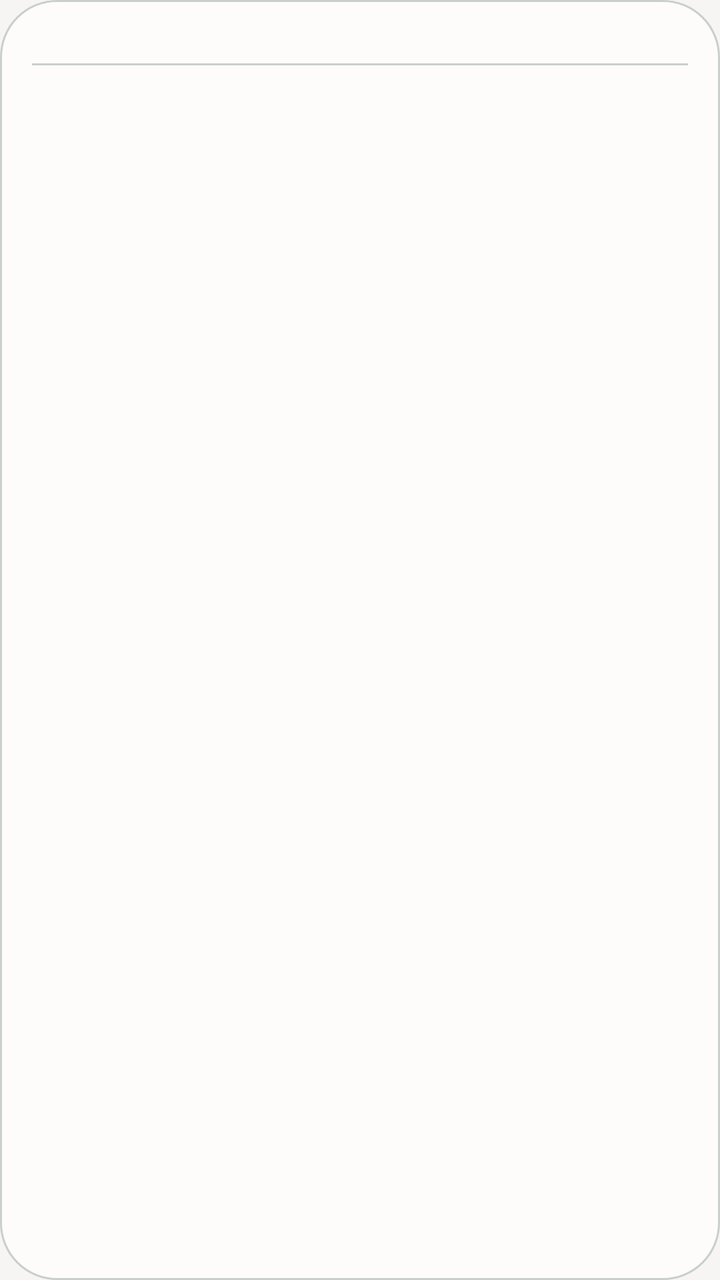
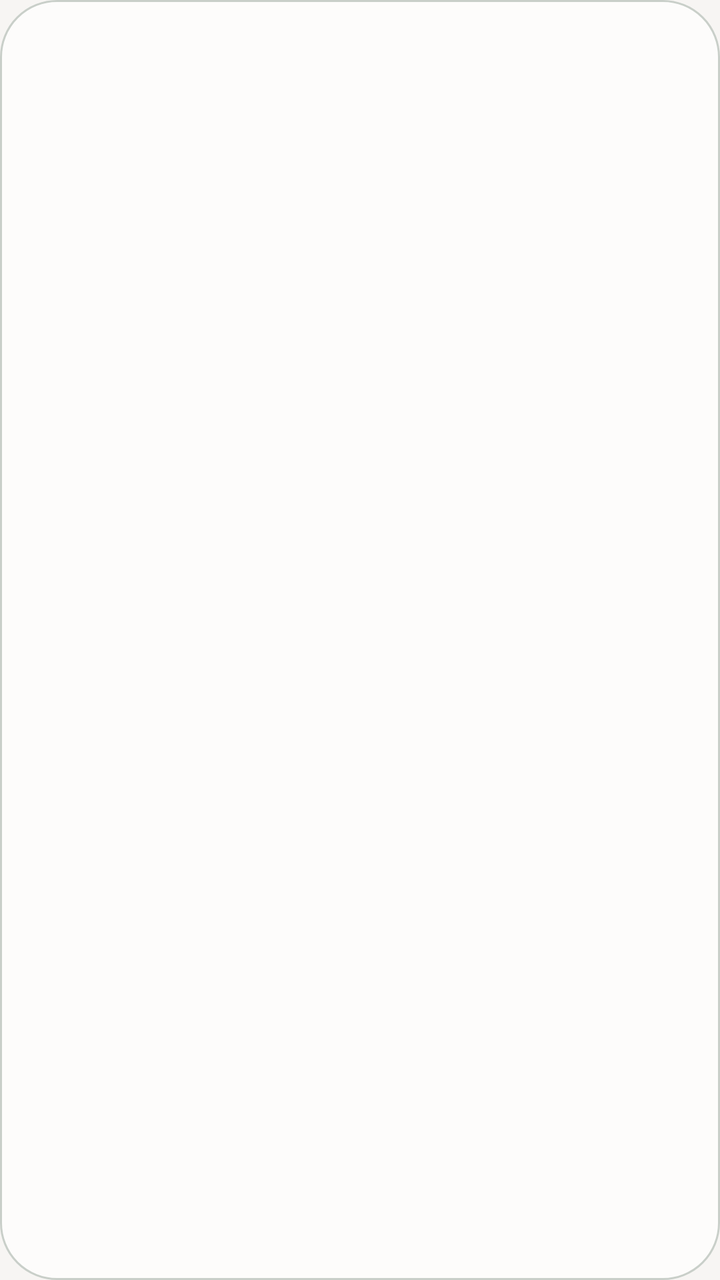

An Android layout rendered at two revisions. The XML below is the earlier revision; the diff shows what the commit changed to produce the second picture.
<!-- AndroidManifest.xml: application theme Theme.SajdaTime -->
<!-- res/layout/widget_today.xml -->
<?xml version="1.0" encoding="utf-8"?>
<LinearLayout xmlns:android="http://schemas.android.com/apk/res/android"
    android:id="@+id/widget_root"
    android:layout_width="match_parent"
    android:layout_height="match_parent"
    android:background="@drawable/widget_background"
    android:orientation="vertical"
    android:paddingStart="8dp"
    android:paddingTop="10dp"
    android:paddingEnd="8dp"
    android:paddingBottom="10dp">

    <LinearLayout
        android:layout_width="match_parent"
        android:layout_height="wrap_content"
        android:gravity="center_vertical"
        android:orientation="horizontal"
        android:paddingStart="8dp"
        android:paddingEnd="8dp">

        <TextView
            android:id="@+id/widget_next_line"
            android:layout_width="0dp"
            android:layout_height="wrap_content"
            android:layout_weight="1"
            android:ellipsize="end"
            android:importantForAccessibility="no"
            android:maxLines="1"
            android:textAlignment="viewStart"
            android:textColor="@color/widget_primary"
            android:textSize="13sp"
            android:textStyle="bold" />

        <Chronometer
            android:id="@+id/widget_countdown"
            android:layout_width="wrap_content"
            android:layout_height="wrap_content"
            android:importantForAccessibility="no"
            android:textColor="@color/widget_primary"
            android:textSize="13sp"
            android:visibility="gone" />
    </LinearLayout>

    <View
        android:layout_width="match_parent"
        android:layout_height="1dp"
        android:layout_marginStart="8dp"
        android:layout_marginTop="4dp"
        android:layout_marginEnd="8dp"
        android:layout_marginBottom="4dp"
        android:background="@color/widget_outline_variant"
        android:importantForAccessibility="no" />

    <LinearLayout
        android:id="@+id/widget_row_fajr"
        android:layout_width="match_parent"
        android:layout_height="wrap_content"
        android:background="@drawable/widget_row_plain"
        android:gravity="center_vertical"
        android:orientation="horizontal"
        android:paddingStart="8dp"
        android:paddingTop="2dp"
        android:paddingEnd="8dp"
        android:paddingBottom="2dp">

        <TextView
            android:id="@+id/widget_name_fajr"
            android:layout_width="wrap_content"
            android:layout_height="wrap_content"
            android:importantForAccessibility="no"
            android:maxLines="1"
            android:textAlignment="viewStart"
            android:textColor="@color/widget_on_surface"
            android:textSize="13sp" />

        
        <TextView
            android:id="@+id/widget_label_fajr"
            android:layout_width="0dp"
            android:layout_height="wrap_content"
            android:layout_marginStart="8dp"
            android:layout_marginEnd="8dp"
            android:layout_weight="1"
            android:ellipsize="end"
            android:importantForAccessibility="no"
            android:maxLines="1"
            android:textAlignment="viewStart"
            android:textColor="@color/widget_on_surface_variant"
            android:textSize="10sp" />

        <TextView
            android:id="@+id/widget_time_fajr"
            android:layout_width="wrap_content"
            android:layout_height="wrap_content"
            android:fontFeatureSettings="tnum"
            android:importantForAccessibility="no"
            android:maxLines="1"
            android:textAlignment="viewEnd"
            android:textColor="@color/widget_on_surface"
            android:textSize="13sp" />
    </LinearLayout>

    <LinearLayout
        android:id="@+id/widget_row_sunrise"
        android:layout_width="match_parent"
        android:layout_height="wrap_content"
        android:background="@drawable/widget_row_plain"
        android:gravity="center_vertical"
        android:orientation="horizontal"
        android:paddingStart="8dp"
        android:paddingTop="2dp"
        android:paddingEnd="8dp"
        android:paddingBottom="2dp">

        <TextView
            android:id="@+id/widget_name_sunrise"
            android:layout_width="wrap_content"
            android:layout_height="wrap_content"
            android:importantForAccessibility="no"
            android:maxLines="1"
            android:textAlignment="viewStart"
            android:textColor="@color/widget_on_surface_variant"
            android:textSize="13sp" />

        <TextView
            android:id="@+id/widget_label_sunrise"
            android:layout_width="0dp"
            android:layout_height="wrap_content"
            android:layout_marginStart="8dp"
            android:layout_marginEnd="8dp"
            android:layout_weight="1"
            android:ellipsize="end"
            android:importantForAccessibility="no"
            android:maxLines="1"
            android:textAlignment="viewStart"
            android:textColor="@color/widget_on_surface_variant"
            android:textSize="10sp" />

        <TextView
            android:id="@+id/widget_time_sunrise"
            android:layout_width="wrap_content"
            android:layout_height="wrap_content"
            android:fontFeatureSettings="tnum"
            android:importantForAccessibility="no"
            android:maxLines="1"
            android:textAlignment="viewEnd"
            android:textColor="@color/widget_on_surface_variant"
            android:textSize="13sp" />
    </LinearLayout>

    <LinearLayout
        android:id="@+id/widget_row_dhuhr"
        android:layout_width="match_parent"
        android:layout_height="wrap_content"
        android:background="@drawable/widget_row_plain"
        android:gravity="center_vertical"
        android:orientation="horizontal"
        android:paddingStart="8dp"
        android:paddingTop="2dp"
        android:paddingEnd="8dp"
        android:paddingBottom="2dp">

        <TextView
            android:id="@+id/widget_name_dhuhr"
            android:layout_width="wrap_content"
            android:layout_height="wrap_content"
            android:importantForAccessibility="no"
            android:maxLines="1"
            android:textAlignment="viewStart"
            android:textColor="@color/widget_on_surface"
            android:textSize="13sp" />

        <TextView
            android:id="@+id/widget_label_dhuhr"
            android:layout_width="0dp"
            android:layout_height="wrap_content"
            android:layout_marginStart="8dp"
            android:layout_marginEnd="8dp"
            android:layout_weight="1"
            android:ellipsize="end"
            android:importantForAccessibility="no"
            android:maxLines="1"
            android:textAlignment="viewStart"
            android:textColor="@color/widget_on_surface_variant"
            android:textSize="10sp" />

        <TextView
            android:id="@+id/widget_time_dhuhr"
            android:layout_width="wrap_content"
            android:layout_height="wrap_content"
            android:fontFeatureSettings="tnum"
            android:importantForAccessibility="no"
            android:maxLines="1"
            android:textAlignment="viewEnd"
            android:textColor="@color/widget_on_surface"
            android:textSize="13sp" />
    </LinearLayout>

    <LinearLayout
        android:id="@+id/widget_row_asr"
        android:layout_width="match_parent"
        android:layout_height="wrap_content"
        android:background="@drawable/widget_row_plain"
        android:gravity="center_vertical"
        android:orientation="horizontal"
        android:paddingStart="8dp"
        android:paddingTop="2dp"
        android:paddingEnd="8dp"
        android:paddingBottom="2dp">

        <TextView
            android:id="@+id/widget_name_asr"
            android:layout_width="wrap_content"
            android:layout_height="wrap_content"
            android:importantForAccessibility="no"
            android:maxLines="1"
            android:textAlignment="viewStart"
            android:textColor="@color/widget_on_surface"
            android:textSize="13sp" />

        <TextView
            android:id="@+id/widget_label_asr"
            android:layout_width="0dp"
            android:layout_height="wrap_content"
            android:layout_marginStart="8dp"
            android:layout_marginEnd="8dp"
            android:layout_weight="1"
            android:ellipsize="end"
            android:importantForAccessibility="no"
            android:maxLines="1"
            android:textAlignment="viewStart"
            android:textColor="@color/widget_on_surface_variant"
            android:textSize="10sp" />

        <TextView
            android:id="@+id/widget_time_asr"
            android:layout_width="wrap_content"
            android:layout_height="wrap_content"
            android:fontFeatureSettings="tnum"
            android:importantForAccessibility="no"
            android:maxLines="1"
            android:textAlignment="viewEnd"
            android:textColor="@color/widget_on_surface"
            android:textSize="13sp" />
    </LinearLayout>

    <LinearLayout
        android:id="@+id/widget_row_maghrib"
        android:layout_width="match_parent"
        android:layout_height="wrap_content"
        android:background="@drawable/widget_row_plain"
        android:gravity="center_vertical"
        android:orientation="horizontal"
        android:paddingStart="8dp"
        android:paddingTop="2dp"
        android:paddingEnd="8dp"
        android:paddingBottom="2dp">

        <TextView
            android:id="@+id/widget_name_maghrib"
            android:layout_width="wrap_content"
            android:layout_height="wrap_content"
            android:importantForAccessibility="no"
            android:maxLines="1"
            android:textAlignment="viewStart"
            android:textColor="@color/widget_on_surface"
            android:textSize="13sp" />

        <TextView
            android:id="@+id/widget_label_maghrib"
            android:layout_width="0dp"
            android:layout_height="wrap_content"
            android:layout_marginStart="8dp"
            android:layout_marginEnd="8dp"
            android:layout_weight="1"
            android:ellipsize="end"
            android:importantForAccessibility="no"
            android:maxLines="1"
            android:textAlignment="viewStart"
            android:textColor="@color/widget_on_surface_variant"
            android:textSize="10sp" />

        <TextView
            android:id="@+id/widget_time_maghrib"
            android:layout_width="wrap_content"
            android:layout_height="wrap_content"
            android:fontFeatureSettings="tnum"
            android:importantForAccessibility="no"
            android:maxLines="1"
            android:textAlignment="viewEnd"
            android:textColor="@color/widget_on_surface"
            android:textSize="13sp" />
    </LinearLayout>

    <LinearLayout
        android:id="@+id/widget_row_isha"
        android:layout_width="match_parent"
        android:layout_height="wrap_content"
        android:background="@drawable/widget_row_plain"
        android:gravity="center_vertical"
        android:orientation="horizontal"
        android:paddingStart="8dp"
        android:paddingTop="2dp"
        android:paddingEnd="8dp"
        android:paddingBottom="2dp">

        <TextView
            android:id="@+id/widget_name_isha"
            android:layout_width="wrap_content"
            android:layout_height="wrap_content"
            android:importantForAccessibility="no"
            android:maxLines="1"
            android:textAlignment="viewStart"
            android:textColor="@color/widget_on_surface"
            android:textSize="13sp" />

        <TextView
            android:id="@+id/widget_label_isha"
            android:layout_width="0dp"
            android:layout_height="wrap_content"
            android:layout_marginStart="8dp"
            android:layout_marginEnd="8dp"
            android:layout_weight="1"
            android:ellipsize="end"
            android:importantForAccessibility="no"
            android:maxLines="1"
            android:textAlignment="viewStart"
            android:textColor="@color/widget_on_surface_variant"
            android:textSize="10sp" />

        <TextView
            android:id="@+id/widget_time_isha"
            android:layout_width="wrap_content"
            android:layout_height="wrap_content"
            android:fontFeatureSettings="tnum"
            android:importantForAccessibility="no"
            android:maxLines="1"
            android:textAlignment="viewEnd"
            android:textColor="@color/widget_on_surface"
            android:textSize="13sp" />
    </LinearLayout>

    <TextView
        android:id="@+id/widget_footer"
        android:layout_width="match_parent"
        android:layout_height="wrap_content"
        android:layout_marginStart="8dp"
        android:layout_marginEnd="8dp"
        android:ellipsize="end"
        android:importantForAccessibility="no"
        android:maxLines="1"
        android:textAlignment="viewStart"
        android:textColor="@color/widget_on_surface_variant"
        android:textSize="10sp"
        android:visibility="gone" />
</LinearLayout>
<!-- resources referenced by this layout -->
<resources>
  <color name="widget_on_surface">#1B211E</color>
  <color name="widget_on_surface_variant">#5A605C</color>
  <color name="widget_outline_variant">#C9CFC9</color>
  <color name="widget_primary">#0E6B4F</color>
  <!-- drawable widget_background (drawable) -->
  <?xml version="1.0" encoding="utf-8"?>
  <shape xmlns:android="http://schemas.android.com/apk/res/android" android:shape="rectangle">
      <solid android:color="@color/widget_surface" />
      <corners android:radius="@dimen/widget_corner_radius" />
      <stroke android:width="1dp" android:color="@color/widget_outline_variant" />
  </shape>
  <!-- drawable widget_row_plain (drawable) -->
  <?xml version="1.0" encoding="utf-8"?>
  <shape xmlns:android="http://schemas.android.com/apk/res/android" android:shape="rectangle">
      <solid android:color="@android:color/transparent" />
  </shape>
  <style name="Theme.SajdaTime" parent="android:Theme.Material.Light.NoActionBar">
          <item name="android:statusBarColor">@android:color/transparent</item>
          <item name="android:navigationBarColor">@android:color/transparent</item>
          <item name="android:windowBackground">@color/window_background</item>
      </style>
  <color name="widget_surface">#FDFCFB</color>
  <dimen name="widget_corner_radius">16dp</dimen>
  <color name="window_background">#F7F5F3</color>
</resources>

<!-- the commit's change to res/layout/widget_today.xml (unified diff, before → after) -->
@@ -6,50 +6,22 @@
     android:background="@drawable/widget_background"
     android:orientation="vertical"
     android:paddingStart="8dp"
-    android:paddingTop="10dp"
+    android:paddingTop="8dp"
     android:paddingEnd="8dp"
-    android:paddingBottom="10dp">
-
-    <LinearLayout
-        android:layout_width="match_parent"
-        android:layout_height="wrap_content"
-        android:gravity="center_vertical"
-        android:orientation="horizontal"
-        android:paddingStart="8dp"
-        android:paddingEnd="8dp">
-
-        <TextView
-            android:id="@+id/widget_next_line"
-            android:layout_width="0dp"
-            android:layout_height="wrap_content"
-            android:layout_weight="1"
-            android:ellipsize="end"
-            android:importantForAccessibility="no"
-            android:maxLines="1"
-            android:textAlignment="viewStart"
-            android:textColor="@color/widget_primary"
-            android:textSize="13sp"
-            android:textStyle="bold" />
-
-        <Chronometer
-            android:id="@+id/widget_countdown"
-            android:layout_width="wrap_content"
-            android:layout_height="wrap_content"
-            android:importantForAccessibility="no"
-            android:textColor="@color/widget_primary"
-            android:textSize="13sp"
-            android:visibility="gone" />
-    </LinearLayout>
-
-    <View
-        android:layout_width="match_parent"
-        android:layout_height="1dp"
-        android:layout_marginStart="8dp"
-        android:layout_marginTop="4dp"
-        android:layout_marginEnd="8dp"
-        android:layout_marginBottom="4dp"
-        android:background="@color/widget_outline_variant"
-        android:importantForAccessibility="no" />
+    android:paddingBottom="8dp">
+
+    
+    <TextView
+        android:id="@+id/widget_message"
+        android:layout_width="match_parent"
+        android:layout_height="wrap_content"
+        android:importantForAccessibility="no"
+        android:paddingStart="8dp"
+        android:paddingEnd="8dp"
+        android:textAlignment="viewStart"
+        android:textColor="@color/widget_on_surface"
+        android:textSize="14sp"
+        android:visibility="gone" />
 
     <LinearLayout
         android:id="@+id/widget_row_fajr"
@@ -86,7 +58,7 @@
             android:maxLines="1"
             android:textAlignment="viewStart"
             android:textColor="@color/widget_on_surface_variant"
-            android:textSize="10sp" />
+            android:textSize="11sp" />
 
         <TextView
             android:id="@+id/widget_time_fajr"
@@ -134,7 +106,7 @@
             android:maxLines="1"
             android:textAlignment="viewStart"
             android:textColor="@color/widget_on_surface_variant"
-            android:textSize="10sp" />
+            android:textSize="11sp" />
 
         <TextView
             android:id="@+id/widget_time_sunrise"
@@ -182,7 +154,7 @@
             android:maxLines="1"
             android:textAlignment="viewStart"
             android:textColor="@color/widget_on_surface_variant"
-            android:textSize="10sp" />
+            android:textSize="11sp" />
 
         <TextView
             android:id="@+id/widget_time_dhuhr"
@@ -230,7 +202,7 @@
             android:maxLines="1"
             android:textAlignment="viewStart"
             android:textColor="@color/widget_on_surface_variant"
-            android:textSize="10sp" />
+            android:textSize="11sp" />
 
         <TextView
             android:id="@+id/widget_time_asr"
@@ -278,7 +250,7 @@
             android:maxLines="1"
             android:textAlignment="viewStart"
             android:textColor="@color/widget_on_surface_variant"
-            android:textSize="10sp" />
+            android:textSize="11sp" />
 
         <TextView
             android:id="@+id/widget_time_maghrib"
@@ -326,7 +298,7 @@
             android:maxLines="1"
             android:textAlignment="viewStart"
             android:textColor="@color/widget_on_surface_variant"
-            android:textSize="10sp" />
+            android:textSize="11sp" />
 
         <TextView
             android:id="@+id/widget_time_isha"
@@ -351,6 +323,6 @@
         android:maxLines="1"
         android:textAlignment="viewStart"
         android:textColor="@color/widget_on_surface_variant"
-        android:textSize="10sp"
+        android:textSize="11sp"
         android:visibility="gone" />
 </LinearLayout>
<!-- resource entries referenced after the edit -->
@@ -3,7 +3,6 @@
   <color name="widget_on_surface">#1B211E</color>
   <color name="widget_on_surface_variant">#5A605C</color>
   <color name="widget_outline_variant">#C9CFC9</color>
-  <color name="widget_primary">#0E6B4F</color>
   <!-- drawable widget_background (drawable) -->
   <?xml version="1.0" encoding="utf-8"?>
   <shape xmlns:android="http://schemas.android.com/apk/res/android" android:shape="rectangle">
